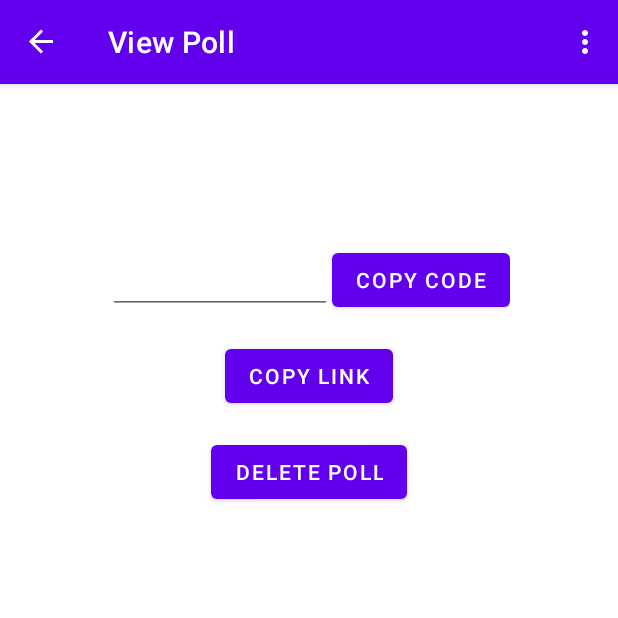
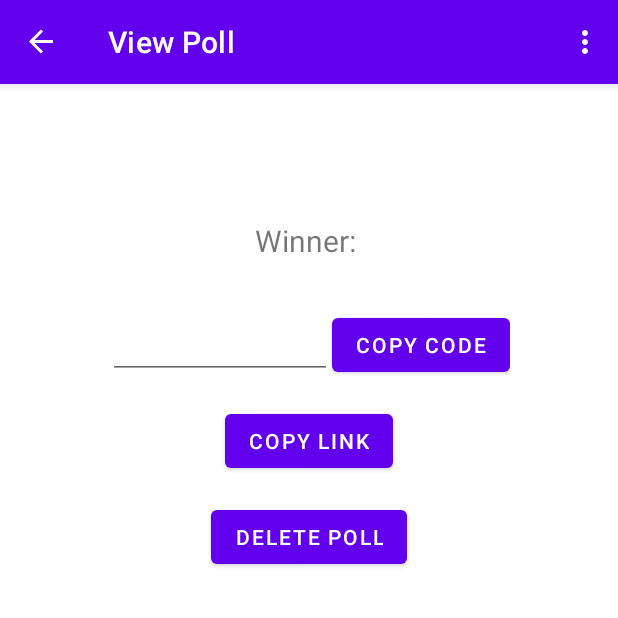
Before and after one commit to asmarsden/RankedChoiceVoting, an Android app: the AdminViewFragment screen opened through its navigation route, on a phone screen of 412 x 824 dp, the top half of it. Run offline under Robolectric (Android 15) with nearby library versions, the phone set to English and light mode, and no system bars; our stand-ins replace navigation-ui; 1 statement that could not run was skipped.

Commit message:
Displays winner in the admin view.

```diff
--- a/app/src/main/java/com/example/rcv_androidapp/AdminViewFragment.java
+++ b/app/src/main/java/com/example/rcv_androidapp/AdminViewFragment.java
@@ -77,8 +77,10 @@ public class AdminViewFragment extends Fragment {
         });
         if(status) {
             binding.btnDeletePoll.setVisibility(View.GONE);
+            binding.txtWinner.setVisibility(View.GONE);
         } else {
             binding.btnEndPoll.setVisibility(View.GONE);
+            binding.txtWinner.setText("Winner: " + winner);
         }
     }
 
@@ -117,6 +119,10 @@ public class AdminViewFragment extends Fragment {
                 editor.putBoolean(name + "_status", false);
                 editor.putString(name + "_winner", winner);
                 editor.apply();
+                binding.btnDeletePoll.setVisibility(View.VISIBLE);
+                binding.btnEndPoll.setVisibility(View.GONE);
+                binding.txtWinner.setVisibility(View.VISIBLE);
+                binding.txtWinner.setText("Winner: " + winner);
             }
 
             @Override
--- a/app/src/main/java/com/example/rcv_androidapp/CreatePollFragment.java
+++ b/app/src/main/java/com/example/rcv_androidapp/CreatePollFragment.java
@@ -125,7 +125,6 @@ public class CreatePollFragment extends Fragment {
 
                 editor.putInt("totalPolls", totalPolls); //make sure this overwrites(?)
                 String name = "poll" + totalPolls.toString();
-                System.out.println(name);
                 editor.putBoolean(name, true); //whether or not it exists anymore
                 editor.putString(name + "_adminCode", pollResponse.getAdminCode());
                 editor.putString(name + "_urlCode", pollResponse.getUrlCode());
--- a/app/src/main/java/com/example/rcv_androidapp/MenuFragment.java
+++ b/app/src/main/java/com/example/rcv_androidapp/MenuFragment.java
@@ -56,8 +56,8 @@ public class MenuFragment extends Fragment {
 
                 //create card
                 LinearLayout linearLayout = new LinearLayout(getContext());
-                LinearLayout.LayoutParams linearLayoutParams = new LinearLayout.LayoutParams(LinearLayout.LayoutParams.MATCH_PARENT, dpAsPixels(90));
-                linearLayoutParams.gravity = Gravity.CENTER_VERTICAL;
+                LinearLayout.LayoutParams linearLayoutParams = new LinearLayout.LayoutParams(LinearLayout.LayoutParams.MATCH_PARENT, LinearLayout.LayoutParams.WRAP_CONTENT);
+                linearLayout.setMinimumHeight(dpAsPixels(90));
                 linearLayout.setOrientation(LinearLayout.VERTICAL);
                 linearLayout.setLayoutParams(linearLayoutParams);
 
@@ -91,7 +91,6 @@ public class MenuFragment extends Fragment {
                 View line = new View(getContext());
                 LinearLayout.LayoutParams lineParams = new LinearLayout.LayoutParams(LinearLayout.LayoutParams.MATCH_PARENT, dpAsPixels(1));
                 lineParams.gravity = Gravity.BOTTOM;
-                line.setLayoutParams(lineParams);
                 line.setBackgroundColor(0xFFD3D3D3);
                 line.setLayoutParams(lineParams);
                 linearLayout.addView(line);
--- a/app/src/main/res/layout/fragment_admin_view.xml
+++ b/app/src/main/res/layout/fragment_admin_view.xml
@@ -14,6 +14,7 @@
         android:layout_marginTop="45dp"
         android:gravity="center"
         android:text=""
+        android:textColor="#000000"
         app:layout_constraintEnd_toEndOf="parent"
         app:layout_constraintStart_toStartOf="parent"
         app:layout_constraintTop_toTopOf="parent" />
@@ -27,7 +28,7 @@
         android:orientation="horizontal"
         app:layout_constraintEnd_toEndOf="parent"
         app:layout_constraintStart_toStartOf="parent"
-        app:layout_constraintTop_toBottomOf="@+id/textView">
+        app:layout_constraintTop_toBottomOf="@+id/txtWinner">
 
         <EditText
             android:id="@+id/editTextUrlCode"
@@ -64,7 +65,6 @@
         android:layout_marginTop="16dp"
         android:text="End Poll"
         app:layout_constraintEnd_toEndOf="parent"
-        app:layout_constraintHorizontal_bias="0.498"
         app:layout_constraintStart_toStartOf="parent"
         app:layout_constraintTop_toBottomOf="@+id/btnCopyLink" />
 
@@ -77,4 +77,15 @@
         app:layout_constraintEnd_toEndOf="parent"
         app:layout_constraintStart_toStartOf="parent"
         app:layout_constraintTop_toBottomOf="@+id/btnCopyLink" />
+
+    <TextView
+        android:id="@+id/txtWinner"
+        android:layout_width="wrap_content"
+        android:layout_height="wrap_content"
+        android:layout_marginTop="16dp"
+        android:textSize="20sp"
+        android:text=""
+        app:layout_constraintEnd_toEndOf="parent"
+        app:layout_constraintStart_toStartOf="parent"
+        app:layout_constraintTop_toBottomOf="@+id/textView" />
 </androidx.constraintlayout.widget.ConstraintLayout>
--- a/app/src/main/res/layout/fragment_menu.xml
+++ b/app/src/main/res/layout/fragment_menu.xml
@@ -26,6 +26,7 @@
                     android:layout_width="match_parent"
                     android:layout_height="90dp"
                     android:gravity="center"
+                    android:layout_gravity="top"
                     android:orientation="horizontal"
                     android:background="#FF12BA9E">
 
```
